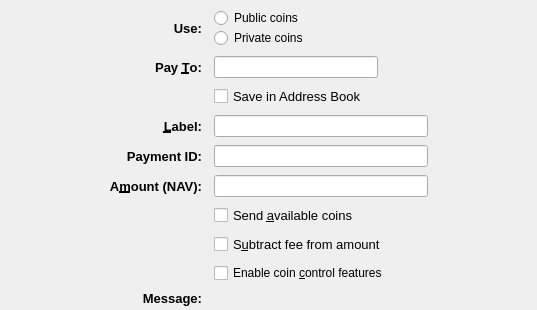
Old version of the form src/qt/forms/sendcoinsentry.ui in the repository navcoin/navcoin-core.
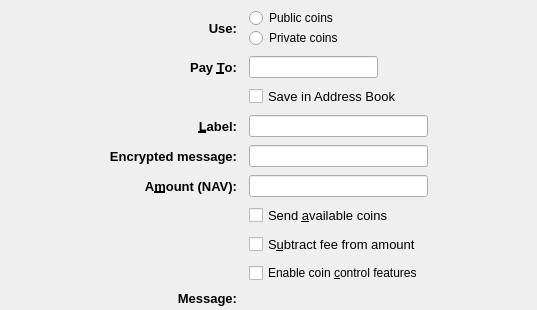
New version of the form. Icons and pictures are not drawn. Custom widgets are drawn as their Qt base class.

Diff of the .ui file:
```diff
--- a/src/qt/forms/sendcoinsentry.ui
+++ b/src/qt/forms/sendcoinsentry.ui
@@ -7,7 +7,7 @@
     <x>0</x>
     <y>0</y>
     <width>537</width>
-    <height>244</height>
+    <height>305</height>
    </rect>
   </property>
   <property name="focusPolicy">
@@ -242,7 +242,7 @@
        </font>
       </property>
       <property name="text">
-       <string>Payment ID:</string>
+       <string>Encrypted message:</string>
       </property>
       <property name="alignment">
        <set>Qt::AlignRight|Qt::AlignTrailing|Qt::AlignVCenter</set>
```
